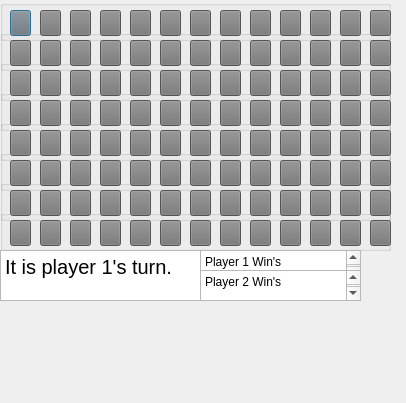
Qt form game.ui (jackalot/Connect-4-Class-Project) before a commit.
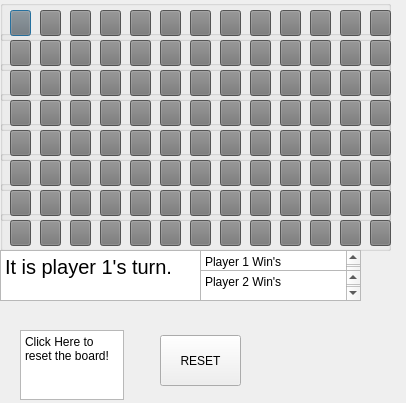
The same form after that commit.

Commit message: made a reset button, no functionality yet

What changed in the file:
```diff
--- a/game.ui
+++ b/game.ui
@@ -2083,6 +2083,51 @@
 </string>
    </property>
   </widget>
+  <widget class="QPlainTextEdit" name="plainTextEdit">
+   <property name="geometry">
+    <rect>
+     <x>20</x>
+     <y>330</y>
+     <width>104</width>
+     <height>70</height>
+    </rect>
+   </property>
+   <property name="plainText">
+    <string>Click Here to reset the board!</string>
+   </property>
+  </widget>
+  <widget class="QPushButton" name="resetButton">
+   <property name="geometry">
+    <rect>
+     <x>160</x>
+     <y>335</y>
+     <width>81</width>
+     <height>51</height>
+    </rect>
+   </property>
+   <property name="autoFillBackground">
+    <bool>true</bool>
+   </property>
+   <property name="styleSheet">
+    <string notr="true">button-&gt;setStyleSheet(R&quot;(
+    QPushButton {
+        background-color: red;
+        border: none;
+        color: white; /* Optional: set text color */
+        padding: 5px 10px; /* Optional: add some padding */
+        border-radius: 5px; /* Optional: rounded corners */
+    }
+    
+    QPushButton:hover {
+        background-color: darkred; /* Optional: change color on hover */
+    }
+)&quot;);
+</string>
+   </property>
+   <property name="text">
+    <string>RESET</string>
+   </property>
+  </widget>
  </widget>
  <resources/>
  <connections/>
```
